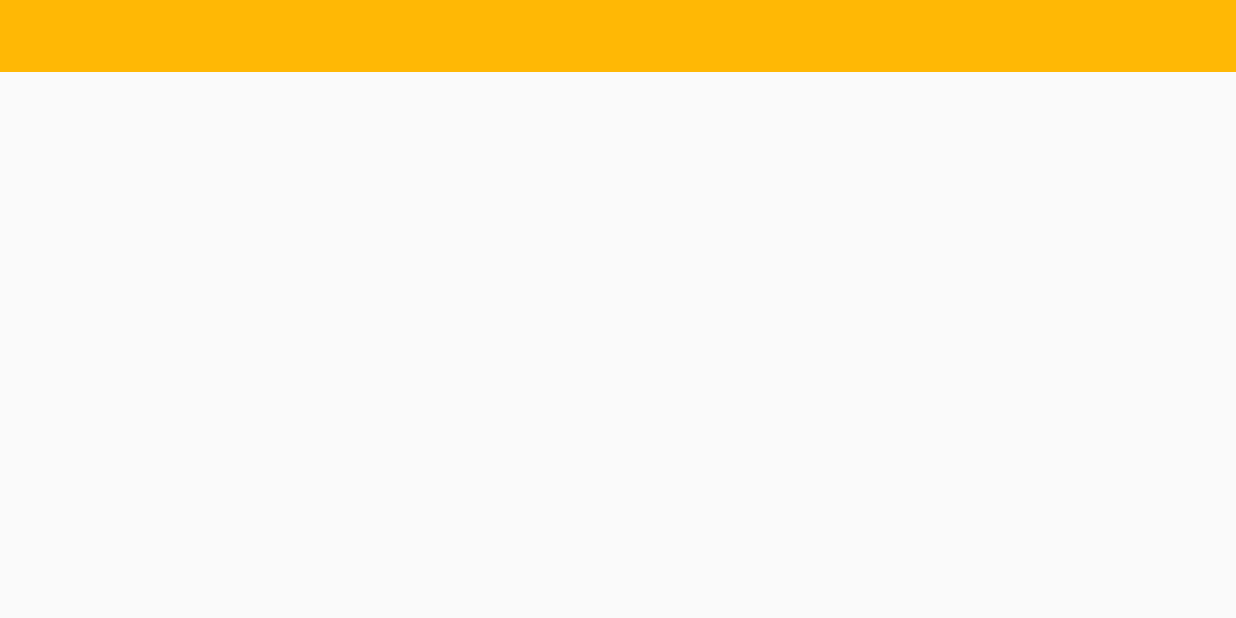
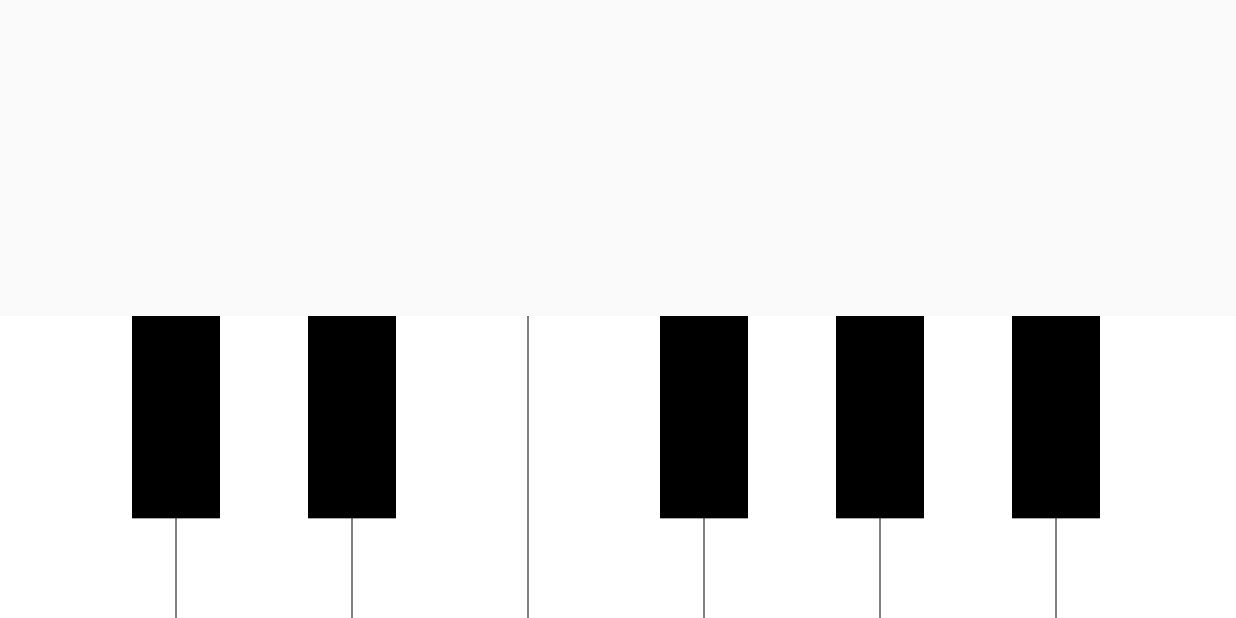
Before and after one commit to nicoletangsy/INFINITE, an Android app: the screen it shows after launch (testActivity before the commit, PianoActivity after it), after a tap on "SETTING", on a phone screen of 824 x 412 dp (held sideways). Run offline under Robolectric (Android 15) with nearby library versions, the phone set to English and light mode, and no system bars.

Commit message:
added pianoview, key and piano activity. setting button to the activity. Only change color when click no response on question.

```diff
--- a/app/src/main/AndroidManifest.xml
+++ b/app/src/main/AndroidManifest.xml
@@ -44,7 +44,11 @@
             android:name=".RightHandFeedback"
             android:label="INFINITE"
             android:screenOrientation="landscape" />
-        <activity android:name=".testActivity"></activity>
+        <activity android:name=".testActivity" />
+        <activity android:name=".PianoActivity"
+
+            android:label="INFINITE"
+            android:screenOrientation="landscape" ></activity>
     </application>
 
 </manifest>
--- /dev/null
+++ b/app/src/main/java/comnicoletangsyinfinite/httpsgithub/infinite/Key.java
@@ -0,0 +1,18 @@
+package comnicoletangsyinfinite.httpsgithub.infinite;
+
+import android.graphics.RectF;
+
+/**
+ * Created by ssaurel on 15/03/2018.
+ */
+public class Key {
+
+    public int key;
+    public RectF rect;
+    public boolean down;
+
+    public Key(RectF rect, int key) {
+        this.key = key;
+        this.rect = rect;
+    }
+}
--- a/app/src/main/java/comnicoletangsyinfinite/httpsgithub/infinite/MainActivity.java
+++ b/app/src/main/java/comnicoletangsyinfinite/httpsgithub/infinite/MainActivity.java
@@ -63,7 +63,7 @@ public class MainActivity extends AppCompatActivity {
 
     public void openSettingPage(){
         //edit to test page
-        Intent intent = new Intent(this, testActivity.class);
+        Intent intent = new Intent(this, PianoActivity.class);
         startActivity(intent);
     }
 
--- /dev/null
+++ b/app/src/main/java/comnicoletangsyinfinite/httpsgithub/infinite/PianoActivity.java
@@ -0,0 +1,14 @@
+package comnicoletangsyinfinite.httpsgithub.infinite;
+
+import android.os.Bundle;
+import android.support.v7.app.AppCompatActivity;
+
+public class PianoActivity extends AppCompatActivity {
+
+    @Override
+    protected void onCreate(Bundle savedInstanceState) {
+        super.onCreate(savedInstanceState);
+        setContentView(R.layout.activity_piano);
+    }
+
+}
--- /dev/null
+++ b/app/src/main/java/comnicoletangsyinfinite/httpsgithub/infinite/PianoView.java
@@ -0,0 +1,143 @@
+package comnicoletangsyinfinite.httpsgithub.infinite;
+import android.content.Context;
+import android.graphics.Canvas;
+import android.graphics.Color;
+import android.graphics.Paint;
+import android.graphics.RectF;
+import android.os.Handler;
+import android.os.Message;
+import android.util.AttributeSet;
+import android.view.MotionEvent;
+import android.view.View;
+
+import java.util.ArrayList;
+
+/**
+ * Created by ssaurel on 15/03/2018.
+ */
+public class PianoView extends View {
+
+    public static final int NB = 7;
+    private Paint black, yellow, white;
+    private ArrayList<Key> whites = new ArrayList<>();
+    private ArrayList<Key> blacks = new ArrayList<>();
+    private int keyWidth, height;
+
+    public PianoView(Context context, AttributeSet attrs) {
+        super(context, attrs);
+        black = new Paint();
+        black.setColor(Color.BLACK);
+        white = new Paint();
+        white.setColor(Color.WHITE);
+        white.setStyle(Paint.Style.FILL);
+        yellow = new Paint();
+        yellow.setColor(Color.YELLOW);
+        yellow.setStyle(Paint.Style.FILL);
+    }
+
+    @Override
+    protected void onSizeChanged(int w, int h, int oldw, int oldh) {
+        super.onSizeChanged(w, h, oldw, oldh);
+        keyWidth = w / NB;
+        height = h;
+        int count = 8;
+
+        for (int i = 0; i < NB; i++) {
+            int left = i * keyWidth;
+            int right = left + keyWidth;
+
+            if (i == NB - 1) {
+                right = w;
+            }
+
+            RectF rect = new RectF(left, 0, right, h);
+            whites.add(new Key(rect, i + 1));
+
+            if (i != 0  &&   i != 3) {
+                rect = new RectF((float) (i - 1) * keyWidth + 0.5f * keyWidth + 0.25f * keyWidth, 0,
+                        (float) i * keyWidth + 0.25f * keyWidth, 0.67f * height);
+                blacks.add(new Key(rect, count));
+                count++;
+            }
+        }
+    }
+
+    @Override
+    protected void onDraw(Canvas canvas) {
+        for (Key k : whites) {
+            canvas.drawRect(k.rect, k.down ? yellow : white);
+
+        }
+
+        for (int i = 1; i < NB; i++) {
+            canvas.drawLine(i * keyWidth, 0, i * keyWidth, height, black);
+        }
+
+        for (Key k : blacks) {
+            canvas.drawRect(k.rect, k.down ? yellow : black);
+        }
+    }
+
+    @Override
+    public boolean onTouchEvent(MotionEvent event) {
+        int action = event.getAction();
+        boolean isDownAction = action == MotionEvent.ACTION_DOWN || action == MotionEvent.ACTION_MOVE;
+
+        for (int touchIndex = 0; touchIndex < event.getPointerCount(); touchIndex++) {
+            float x = event.getX(touchIndex);
+            float y = event.getY(touchIndex);
+
+            Key k = keyForCoords(x,y);
+
+            if (k != null) {
+                k.down = isDownAction;
+            }
+        }
+
+        ArrayList<Key> tmp = new ArrayList<>(whites);
+        tmp.addAll(blacks);
+
+        for (Key k : tmp) {
+            if (k.down) {
+
+            } else {
+                releaseKey(k);
+            }
+        }
+
+        return true;
+    }
+
+    private Key keyForCoords(float x, float y) {
+        for (Key k : blacks) {
+            if (k.rect.contains(x,y)) {
+                return k;
+            }
+        }
+
+        for (Key k : whites) {
+            if (k.rect.contains(x,y)) {
+                return k;
+            }
+        }
+
+        return null;
+    }
+
+    private void releaseKey(final Key k) {
+        handler.postDelayed(new Runnable() {
+            @Override
+            public void run() {
+                k.down = false;
+                handler.sendEmptyMessage(0);
+            }
+        }, 100);
+    }
+
+    private Handler handler = new Handler() {
+        @Override
+        public void handleMessage(Message msg) {
+            invalidate();
+        }
+    };
+}
--- a/app/src/main/java/comnicoletangsyinfinite/httpsgithub/infinite/PracticeActivity.java
+++ b/app/src/main/java/comnicoletangsyinfinite/httpsgithub/infinite/PracticeActivity.java
@@ -427,12 +427,6 @@ public class PracticeActivity extends AppCompatActivity {
 
     }
 
-    //To Do
-    //random ask 15 question
-    //change piano key to green if correct
-    //change piano key to red and show the correct answer on green
-    //endButton end game even not answering 15 questions
-
     @Override
     public boolean onCreateOptionsMenu(Menu menu){
         MenuInflater inflater = getMenuInflater();
--- /dev/null
+++ b/app/src/main/res/layout/activity_piano.xml
@@ -0,0 +1,27 @@
+<?xml version="1.0" encoding="utf-8"?>
+<android.support.constraint.ConstraintLayout xmlns:android="http://schemas.android.com/apk/res/android"
+    xmlns:app="http://schemas.android.com/apk/res-auto"
+    xmlns:tools="http://schemas.android.com/tools"
+    android:layout_width="match_parent"
+    android:layout_height="match_parent">
+
+    <LinearLayout
+        android:layout_width="match_parent"
+        android:layout_height="match_parent"
+        android:weightSum="2"
+        android:orientation="vertical">
+
+<TextView
+    android:layout_width="match_parent"
+    android:layout_height="10dp"
+    android:layout_weight="1"/>
+
+
+    <comnicoletangsyinfinite.httpsgithub.infinite.PianoView
+        android:layout_width="match_parent"
+        android:layout_height="0dp"
+        android:layout_weight="1"/>
+
+    </LinearLayout>
+
+</android.support.constraint.ConstraintLayout>
```
